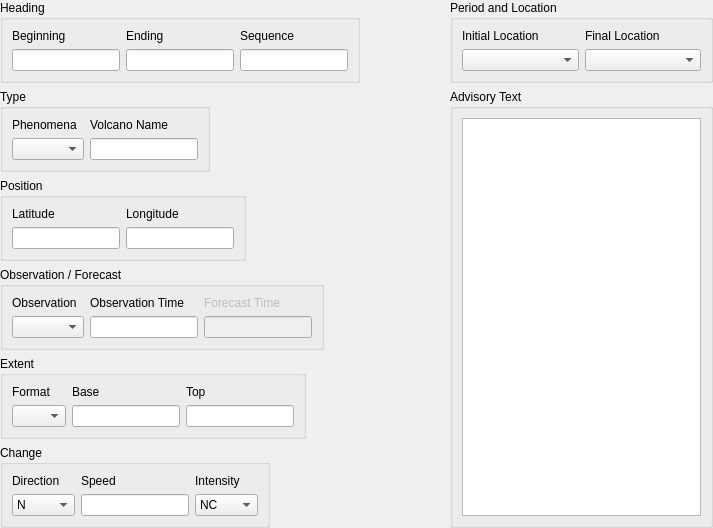
up1and/tafor, file tafor/components/ui/sigmet_ash.ui: the form before one commit.
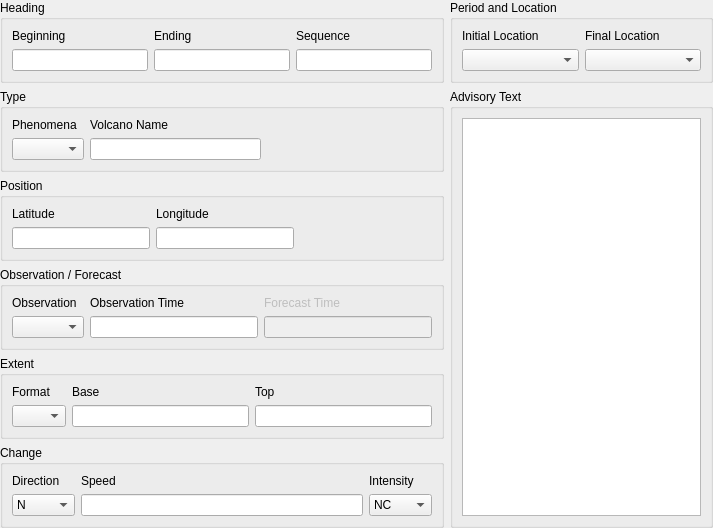
The form after the commit.

Commit message: 微调 SIGMET 编辑器布局

Diff of the .ui file:
```diff
--- a/tafor/components/ui/sigmet_ash.ui
+++ b/tafor/components/ui/sigmet_ash.ui
@@ -43,12 +43,6 @@
       </property>
       <item>
        <widget class="QGroupBox" name="headingGroup">
-        <property name="sizePolicy">
-         <sizepolicy hsizetype="Fixed" vsizetype="Fixed">
-          <horstretch>0</horstretch>
-          <verstretch>0</verstretch>
-         </sizepolicy>
-        </property>
         <property name="title">
          <string>Heading</string>
         </property>
@@ -88,12 +82,6 @@
       </item>
       <item>
        <widget class="QGroupBox" name="typeGroup">
-        <property name="sizePolicy">
-         <sizepolicy hsizetype="Fixed" vsizetype="Fixed">
-          <horstretch>0</horstretch>
-          <verstretch>0</verstretch>
-         </sizepolicy>
-        </property>
         <property name="title">
          <string>Type</string>
         </property>
@@ -118,17 +106,24 @@
          <item row="1" column="1">
           <widget class="QLineEdit" name="name"/>
          </item>
+         <item row="1" column="2">
+          <spacer name="horizontalSpacer_2">
+           <property name="orientation">
+            <enum>Qt::Horizontal</enum>
+           </property>
+           <property name="sizeHint" stdset="0">
+            <size>
+             <width>0</width>
+             <height>20</height>
+            </size>
+           </property>
+          </spacer>
+         </item>
         </layout>
        </widget>
       </item>
       <item>
        <widget class="QGroupBox" name="positionGroup">
-        <property name="sizePolicy">
-         <sizepolicy hsizetype="Fixed" vsizetype="Fixed">
-          <horstretch>0</horstretch>
-          <verstretch>0</verstretch>
-         </sizepolicy>
-        </property>
         <property name="title">
          <string>Position</string>
         </property>
@@ -153,17 +148,24 @@
          <item row="1" column="1">
           <widget class="QLineEdit" name="currentLongitude"/>
          </item>
+         <item row="1" column="2">
+          <spacer name="horizontalSpacer">
+           <property name="orientation">
+            <enum>Qt::Horizontal</enum>
+           </property>
+           <property name="sizeHint" stdset="0">
+            <size>
+             <width>0</width>
+             <height>20</height>
+            </size>
+           </property>
+          </spacer>
+         </item>
         </layout>
        </widget>
       </item>
       <item>
        <widget class="QGroupBox" name="obsFcstGroup">
-        <property name="sizePolicy">
-         <sizepolicy hsizetype="Fixed" vsizetype="Fixed">
-          <horstretch>0</horstretch>
-          <verstretch>0</verstretch>
-         </sizepolicy>
-        </property>
         <property name="title">
          <string>Observation / Forecast</string>
         </property>
@@ -210,12 +212,6 @@
       </item>
       <item>
        <widget class="QGroupBox" name="extentGroup">
-        <property name="sizePolicy">
-         <sizepolicy hsizetype="Fixed" vsizetype="Fixed">
-          <horstretch>0</horstretch>
-          <verstretch>0</verstretch>
-         </sizepolicy>
-        </property>
         <property name="title">
          <string>Extent</string>
         </property>
@@ -266,12 +262,6 @@
       </item>
       <item>
        <widget class="QGroupBox" name="changeGroup">
-        <property name="sizePolicy">
-         <sizepolicy hsizetype="Fixed" vsizetype="Fixed">
-          <horstretch>0</horstretch>
-          <verstretch>0</verstretch>
-         </sizepolicy>
-        </property>
         <property name="title">
          <string>Change</string>
         </property>
```
Left out of the diff: 94 changed lines with no effect on the pictures. The commit also changes 10 other files.
